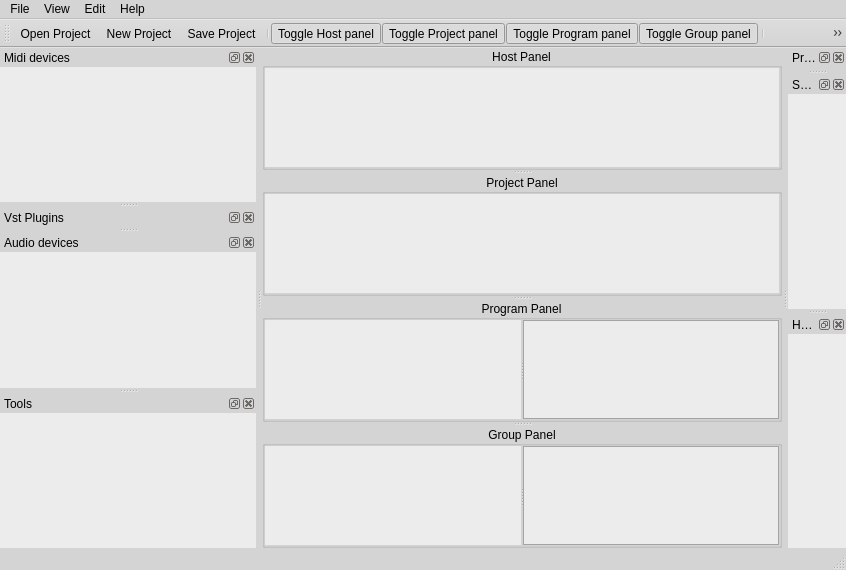
Old version of the form src/vstboard/mainwindow.ui in the repository rbarreiros/vstboard.
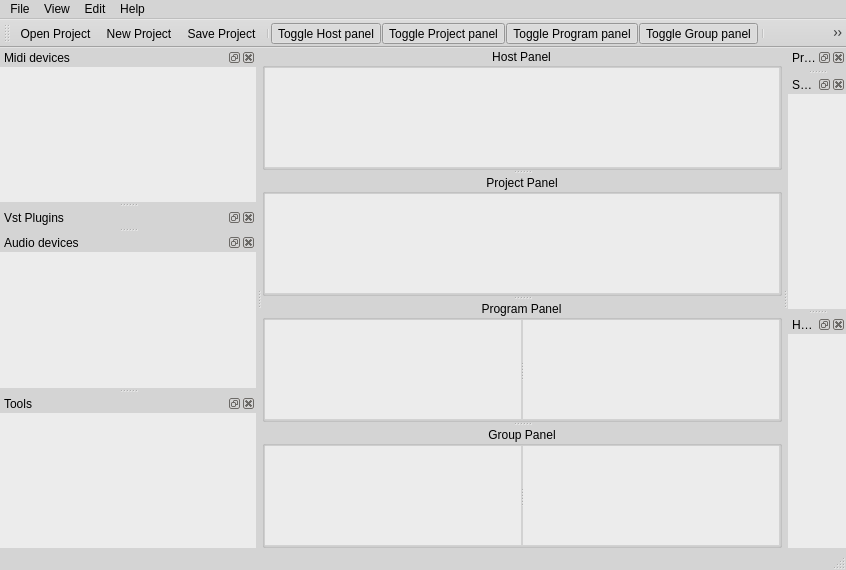
New version of the form. Icons and pictures are not drawn. Custom widgets are drawn as their Qt base class.

```diff
--- a/src/vstboard/mainwindow.ui
+++ b/src/vstboard/mainwindow.ui
@@ -291,7 +291,7 @@
             <bool>true</bool>
            </property>
            <property name="frameShape">
-            <enum>QFrame::StyledPanel</enum>
+            <enum>QFrame::NoFrame</enum>
            </property>
            <property name="editTriggers">
             <set>QAbstractItemView::NoEditTriggers</set>
@@ -365,6 +365,9 @@
            <property name="acceptDrops">
             <bool>true</bool>
            </property>
+           <property name="frameShape">
+            <enum>QFrame::NoFrame</enum>
+           </property>
            <property name="editTriggers">
             <set>QAbstractItemView::NoEditTriggers</set>
            </property>
```
